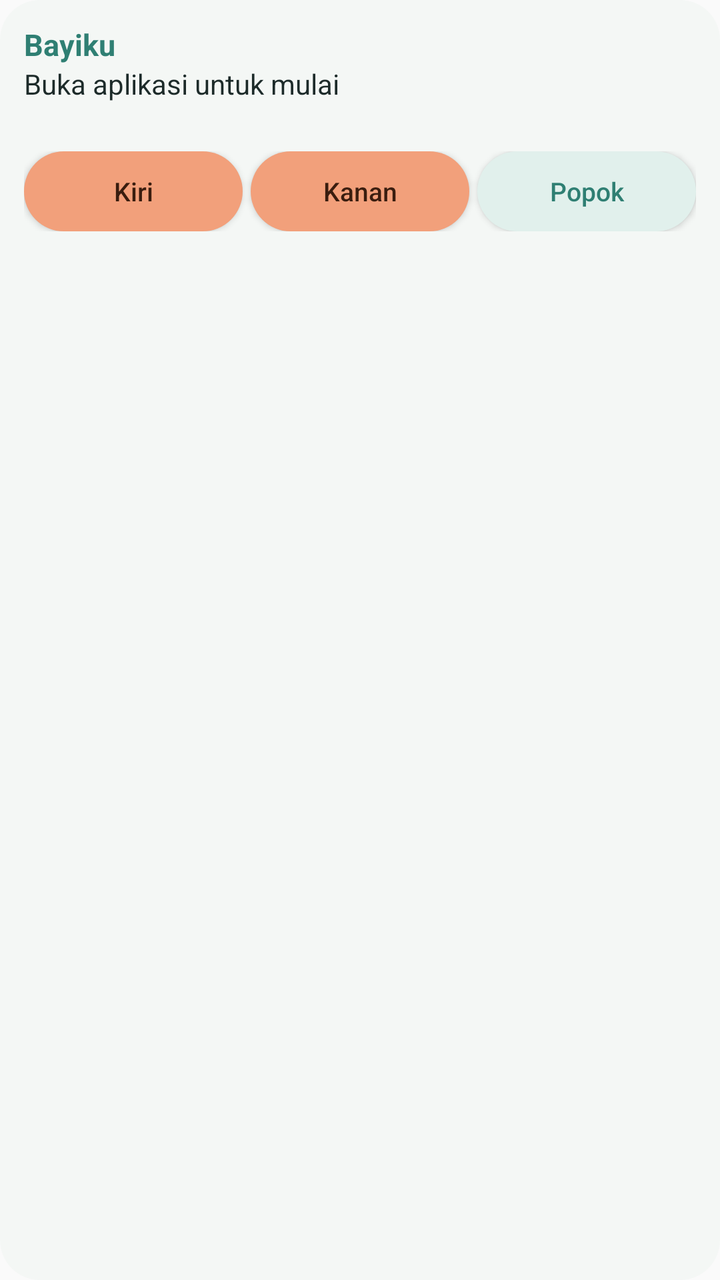
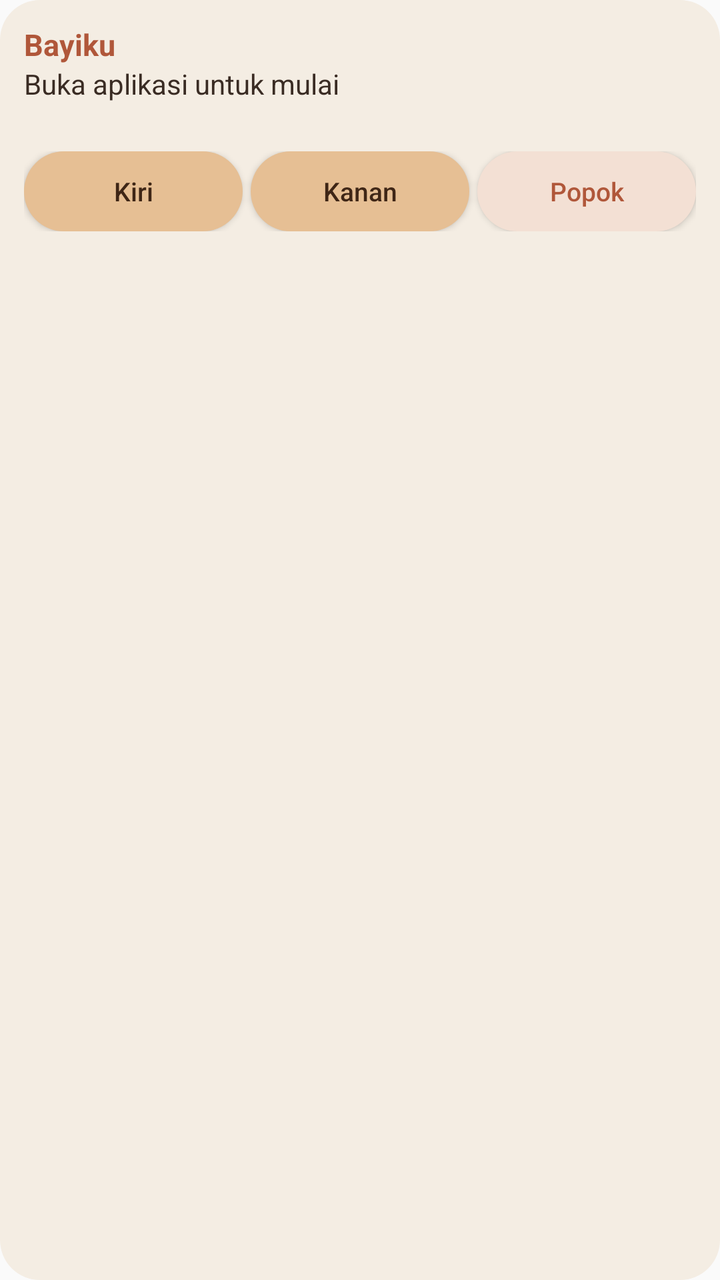

Before-and-after screenshots of an Android layout around one commit, followed by the original layout XML and the change that was made.
<!-- AndroidManifest.xml: application theme android:Theme.Material.Light.NoActionBar -->
<!-- res/layout/widget.xml -->
<?xml version="1.0" encoding="utf-8"?>
<LinearLayout xmlns:android="http://schemas.android.com/apk/res/android"
    android:id="@+id/w_root"
    android:layout_width="match_parent"
    android:layout_height="match_parent"
    android:orientation="vertical"
    android:padding="12dp"
    android:background="@drawable/widget_bg">

    <TextView
        android:id="@+id/w_name"
        android:layout_width="match_parent"
        android:layout_height="wrap_content"
        android:text="Bayiku"
        android:textColor="#2F7F73"
        android:textSize="15sp"
        android:textStyle="bold" />

    <TextView
        android:id="@+id/w_status"
        android:layout_width="match_parent"
        android:layout_height="wrap_content"
        android:text="Buka aplikasi untuk mulai"
        android:textColor="#1D2B2A"
        android:textSize="14sp"
        android:maxLines="1"
        android:ellipsize="end" />

    <TextView
        android:id="@+id/w_sub"
        android:layout_width="match_parent"
        android:layout_height="wrap_content"
        android:textColor="#6B7B79"
        android:textSize="12sp"
        android:maxLines="1"
        android:ellipsize="end" />

    <LinearLayout
        android:layout_width="match_parent"
        android:layout_height="wrap_content"
        android:layout_marginTop="8dp"
        android:orientation="horizontal">

        <Button
            android:id="@+id/w_left"
            android:layout_width="0dp"
            android:layout_height="40dp"
            android:layout_weight="1"
            android:layout_marginEnd="4dp"
            android:background="@drawable/widget_btn"
            android:text="Kiri"
            android:textAllCaps="false"
            android:textColor="#3A1D0F"
            android:textSize="13sp" />

        <Button
            android:id="@+id/w_right"
            android:layout_width="0dp"
            android:layout_height="40dp"
            android:layout_weight="1"
            android:layout_marginEnd="4dp"
            android:background="@drawable/widget_btn"
            android:text="Kanan"
            android:textAllCaps="false"
            android:textColor="#3A1D0F"
            android:textSize="13sp" />

        <Button
            android:id="@+id/w_diaper"
            android:layout_width="0dp"
            android:layout_height="40dp"
            android:layout_weight="1"
            android:background="@drawable/widget_btn2"
            android:text="Popok"
            android:textAllCaps="false"
            android:textColor="#2F7F73"
            android:textSize="13sp" />
    </LinearLayout>
</LinearLayout>
<!-- resources referenced by this layout -->
<resources>
  <!-- drawable widget_bg (drawable) -->
  <?xml version="1.0" encoding="utf-8"?>
  <shape xmlns:android="http://schemas.android.com/apk/res/android" android:shape="rectangle">
      <solid android:color="#F4F7F5" />
      <corners android:radius="20dp" />
  </shape>
  <!-- drawable widget_btn (drawable) -->
  <?xml version="1.0" encoding="utf-8"?>
  <shape xmlns:android="http://schemas.android.com/apk/res/android" android:shape="rectangle">
      <solid android:color="#F2A07B" />
      <corners android:radius="20dp" />
  </shape>
  <!-- drawable widget_btn2 (drawable) -->
  <?xml version="1.0" encoding="utf-8"?>
  <shape xmlns:android="http://schemas.android.com/apk/res/android" android:shape="rectangle">
      <solid android:color="#E1F0EC" />
      <corners android:radius="20dp" />
  </shape>
</resources>

<!-- the commit's change to res/layout/widget.xml (unified diff, before → after) -->
@@ -12,7 +12,7 @@
         android:layout_width="match_parent"
         android:layout_height="wrap_content"
         android:text="Bayiku"
-        android:textColor="#2F7F73"
+        android:textColor="#B0573A"
         android:textSize="15sp"
         android:textStyle="bold" />
 
@@ -21,7 +21,7 @@
         android:layout_width="match_parent"
         android:layout_height="wrap_content"
         android:text="Buka aplikasi untuk mulai"
-        android:textColor="#1D2B2A"
+        android:textColor="#3A2C24"
         android:textSize="14sp"
         android:maxLines="1"
         android:ellipsize="end" />
@@ -30,7 +30,7 @@
         android:id="@+id/w_sub"
         android:layout_width="match_parent"
         android:layout_height="wrap_content"
-        android:textColor="#6B7B79"
+        android:textColor="#8A7A6D"
         android:textSize="12sp"
         android:maxLines="1"
         android:ellipsize="end" />
@@ -50,7 +50,7 @@
             android:background="@drawable/widget_btn"
             android:text="Kiri"
             android:textAllCaps="false"
-            android:textColor="#3A1D0F"
+            android:textColor="#3F2616"
             android:textSize="13sp" />
 
         <Button
@@ -62,7 +62,7 @@
             android:background="@drawable/widget_btn"
             android:text="Kanan"
             android:textAllCaps="false"
-            android:textColor="#3A1D0F"
+            android:textColor="#3F2616"
             android:textSize="13sp" />
 
         <Button
@@ -73,7 +73,7 @@
             android:background="@drawable/widget_btn2"
             android:text="Popok"
             android:textAllCaps="false"
-            android:textColor="#2F7F73"
+            android:textColor="#B0573A"
             android:textSize="13sp" />
     </LinearLayout>
 </LinearLayout>
<!-- resource entries referenced after the edit -->
@@ -3,19 +3,19 @@
   <!-- drawable widget_bg (drawable) -->
   <?xml version="1.0" encoding="utf-8"?>
   <shape xmlns:android="http://schemas.android.com/apk/res/android" android:shape="rectangle">
-      <solid android:color="#F4F7F5" />
+      <solid android:color="#F4EDE3" />
       <corners android:radius="20dp" />
   </shape>
   <!-- drawable widget_btn (drawable) -->
   <?xml version="1.0" encoding="utf-8"?>
   <shape xmlns:android="http://schemas.android.com/apk/res/android" android:shape="rectangle">
-      <solid android:color="#F2A07B" />
+      <solid android:color="#E6BF94" />
       <corners android:radius="20dp" />
   </shape>
   <!-- drawable widget_btn2 (drawable) -->
   <?xml version="1.0" encoding="utf-8"?>
   <shape xmlns:android="http://schemas.android.com/apk/res/android" android:shape="rectangle">
-      <solid android:color="#E1F0EC" />
+      <solid android:color="#F3E0D4" />
       <corners android:radius="20dp" />
   </shape>
 </resources>
